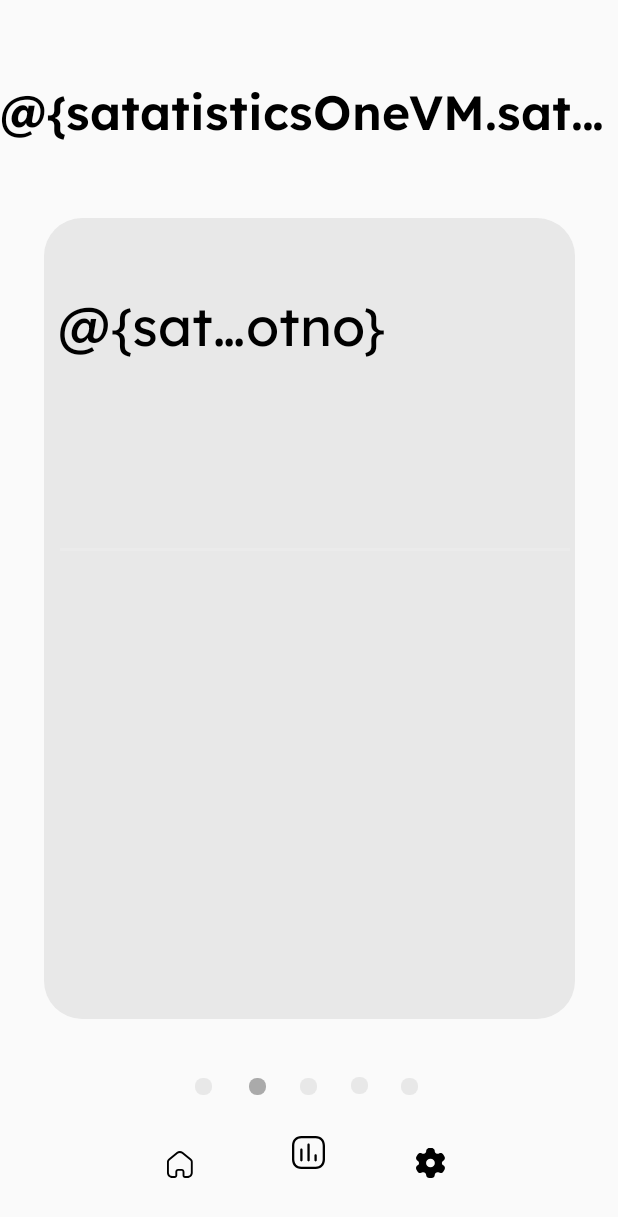
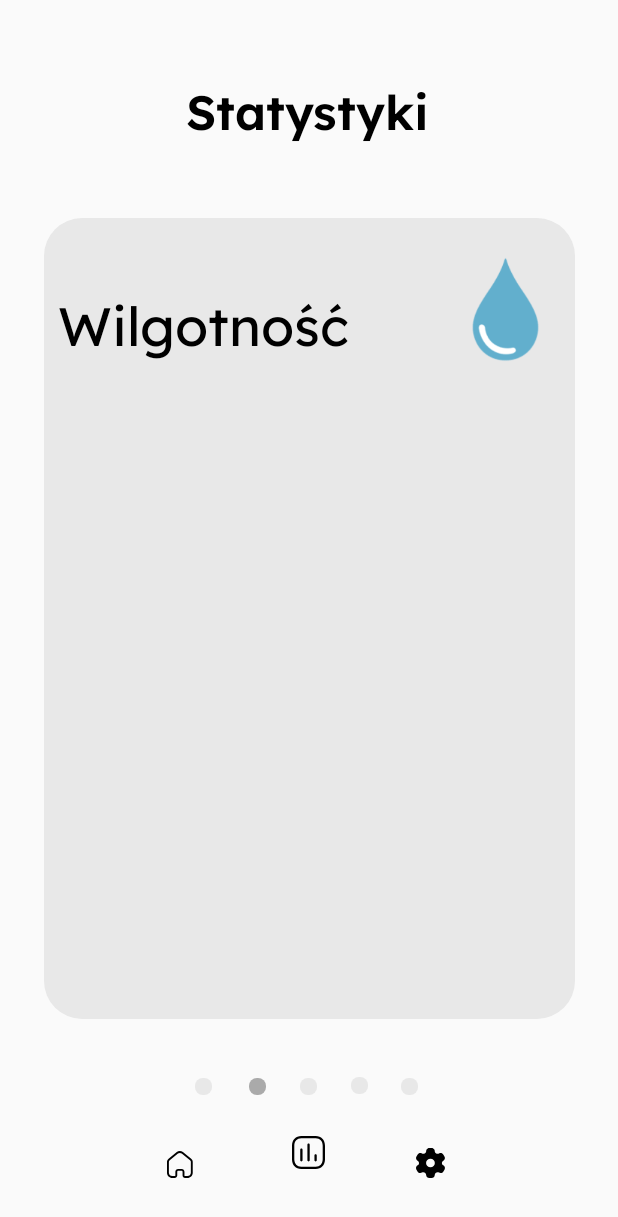
Before and after one commit to Kamilr616/IoT_App_ANS, an Android app: the StatisticActivity2 screen opened directly, with no data from a screen before it, on a phone screen of 412 x 824 dp. Shown: the top 1217 px of the screen. Run offline under Robolectric (Android 15) with nearby library versions, the phone set to English and light mode, and no system bars.

Commit message:
slider wilgotność

```diff
--- a/app/src/main/res/layout/activity_statystyki2.xml
+++ b/app/src/main/res/layout/activity_statystyki2.xml
@@ -157,14 +157,13 @@
         android:layout_gravity="center_horizontal"
         android:ellipsize="end"
         android:singleLine="true"
-        android:text="@{satatisticsOneVM.satatisticsOneModel.txtStatystyki}"
+        android:text="@string/lbl_statystyki"
         app:layout_constraintBottom_toBottomOf="parent"
         app:layout_constraintEnd_toEndOf="parent"
         app:layout_constraintHorizontal_bias="0.497"
         app:layout_constraintStart_toStartOf="parent"
         app:layout_constraintTop_toTopOf="parent"
-        app:layout_constraintVertical_bias="0.064"
-        tools:text="@string/lbl_statystyki" />
+        app:layout_constraintVertical_bias="0.064" />
 
     <LinearLayout
         android:id="@+id/linearColumnwilgotno"
@@ -198,8 +197,7 @@
                 android:layout_weight="0.73"
                 android:ellipsize="middle"
                 android:singleLine="true"
-                android:text="@{satatisticsTwoVM.satatisticsTwoModel.txtWilgotno}"
-                tools:text="@string/lbl_wilgotno" />
+                android:text="@string/lbl_wilgotno" />
 
             <ImageView
                 android:id="@+id/imageWaterdrop1190"
@@ -208,27 +206,8 @@
                 android:layout_marginStart="@dimen/_22pxh"
                 android:scaleType="fitXY"
                 tools:ignore="ContentDescription"
-                tools:src="@drawable/img_waterdrop1190" />
+                android:src="@drawable/img_waterdrop1190" />
         </LinearLayout>
 
-        <FrameLayout
-            android:id="@+id/frameStackredniatempera"
-            android:layout_width="@dimen/_340pxh"
-            android:layout_height="@dimen/_273pxv"
-            android:layout_gravity="center_horizontal"
-            android:layout_marginStart="@dimen/_11pxh"
-            android:layout_marginTop="@dimen/_50pxv"
-            android:layout_marginEnd="@dimen/_7pxh"
-            android:layout_marginBottom="@dimen/_166pxv">
-
-            <View
-                android:id="@+id/lineVectorFortyNine"
-                android:layout_width="@dimen/_340pxh"
-                android:layout_height="@dimen/_2pxv"
-                android:layout_gravity="top|start"
-                android:layout_marginTop="@dimen/_69pxv"
-                android:layout_marginBottom="@dimen/_69pxv"
-                android:background="@color/gray_201" />
-        </FrameLayout>
     </LinearLayout>
 </androidx.constraintlayout.widget.ConstraintLayout>
```
Also changed, not shown: app/src/main/java/com/example/iot_app_ans/StatisticActivity.java (+20 -1 lines).
